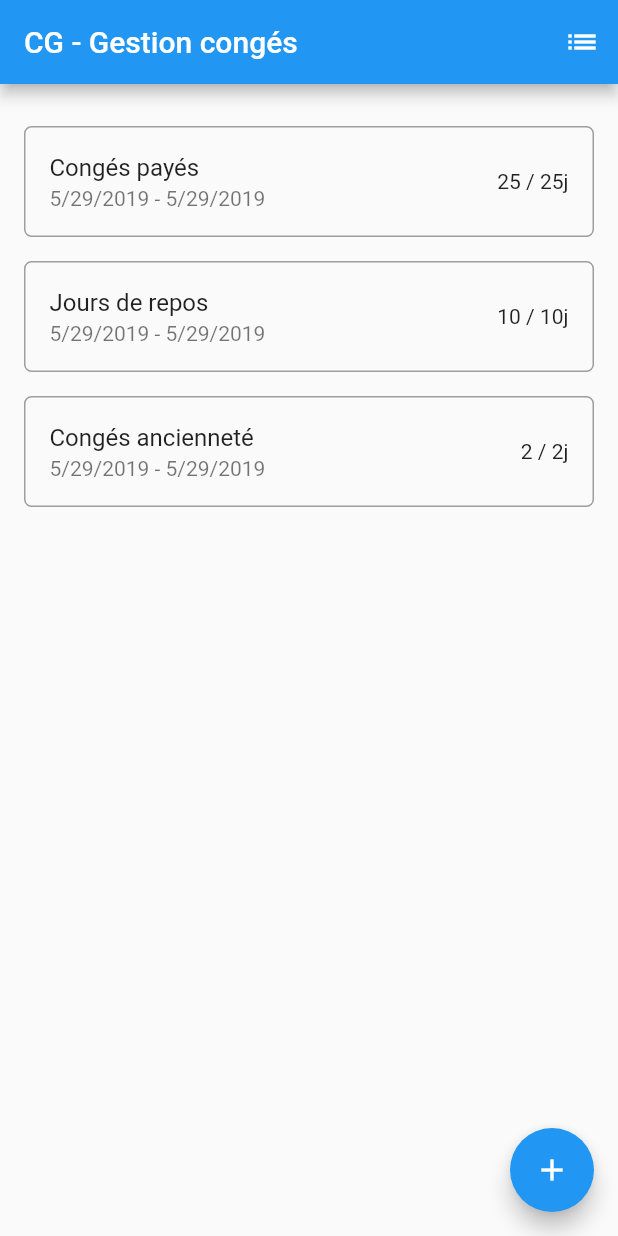
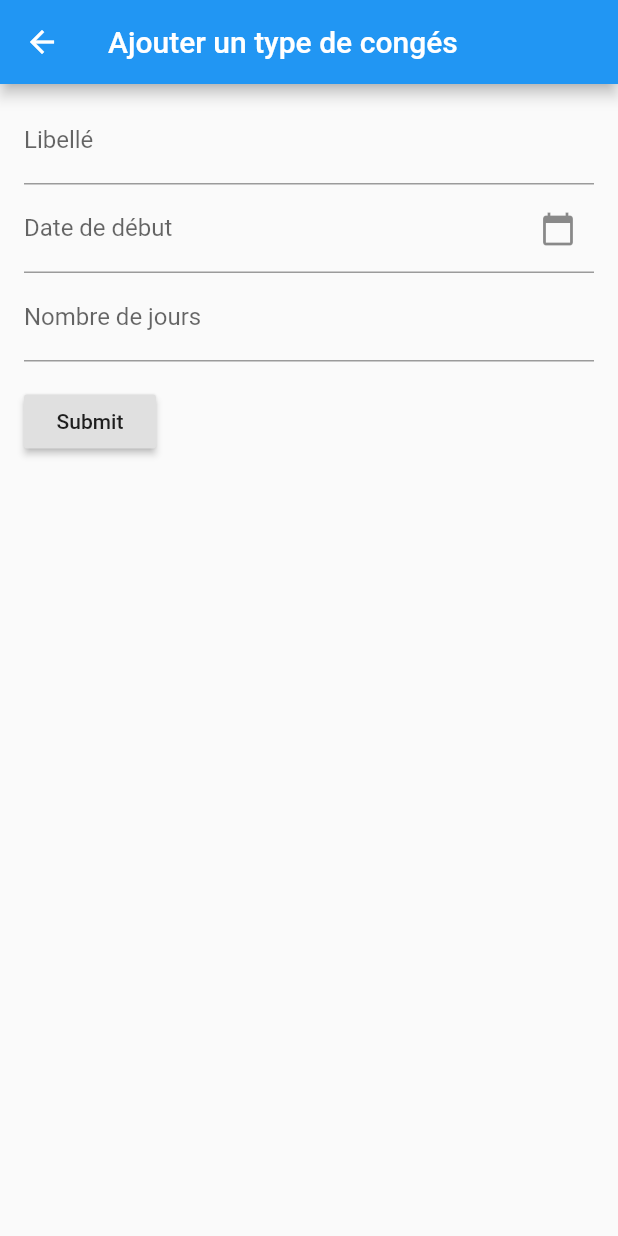
Before and after one commit to srigot/CG, a Flutter app: the screen it shows after launch, after a tap on the "add" icon, on a phone screen of 412 x 824 dp. Run offline on Flutter 3.47's test engine with Material 2 defaults, Android fonts, the phone set to English and light mode, and no system bars.

Commit message:
Initialisation formulaire et ajout internationaliz

```diff
--- /dev/null
+++ b/lib/form_types_page.dart
@@ -0,0 +1,125 @@
+import 'package:flutter/material.dart';
+import 'package:intl/intl.dart';
+
+
+class FormTypesPages extends StatefulWidget {
+  FormTypesPages({Key key, this.title}) : super(key: key);
+
+  // This widget is the home page of your application. It is stateful, meaning
+  // that it has a State object (defined below) that contains fields that affect
+  // how it looks.
+
+  // This class is the configuration for the state. It holds the values (in this
+  // case the title) provided by the parent (in this case the App widget) and
+  // used by the build method of the State. Fields in a Widget subclass are
+  // always marked "final".
+
+  final String title;
+
+  @override
+  _MyHomePageState createState() => _MyHomePageState();
+}
+
+class _MyHomePageState extends State<FormTypesPages> {
+  final _formKey = GlobalKey<FormState>();
+  final TextEditingController _controller = new TextEditingController();
+
+  Future _selectDate(String initalDateString) async {
+    DateTime now = new DateTime.now();
+    DateTime initialDate = convertToDate(initalDateString) ?? now;
+    DateTime picked = await showDatePicker(
+        context: context,
+        initialDate: initialDate,
+        firstDate: new DateTime(2016),
+        lastDate: new DateTime(2030)
+    );
+    if (picked != null) setState(() => _controller.text = new DateFormat.yMd().format(picked));
+  }
+
+  DateTime convertToDate(String input) {
+    try {
+      DateTime d = new DateFormat.yMd().parseStrict(input);
+      return d ;
+    } catch (e) {
+      return null ;
+    }
+  }
+
+  @override
+  Widget build(BuildContext context) {
+    return Scaffold(
+      appBar: AppBar(
+        title: Text('Ajouter un type de congés'),
+      ),
+      body: _buildBody(context),
+//      floatingActionButton: FloatingActionButton(
+//        onPressed: _addTypeConge,
+//        tooltip: 'Ajouter',
+//        child: Icon(Icons.add),
+//      ), // This trailing comma makes auto-formatting nicer for build methods.
+    );
+  }
+
+  Widget _buildBody(BuildContext context) {
+    return Form(
+      key: _formKey,
+      child: Padding(
+        padding: const EdgeInsets.symmetric(horizontal: 16.0, vertical: 8.0),
+        child: Column(
+          crossAxisAlignment: CrossAxisAlignment.start,
+          children: <Widget>[
+            TextFormField(
+              decoration: const InputDecoration(
+
+                labelText: 'Libellé',
+              ),
+              validator: (value) {
+                if (value.isEmpty) {
+                  return 'Merci de saisir une valeur';
+                }
+              },
+            ),
+            TextFormField(
+              decoration: InputDecoration(
+                labelText: 'Date de début',
+                suffixIcon: IconButton(
+                  icon: Icon(Icons.calendar_today),
+                  onPressed: () => _selectDate(_controller.text),
+                ),
+              ),
+              controller: _controller,
+              keyboardType: TextInputType.datetime,
+              validator: (value) {
+                if (value.isEmpty) {
+                  return 'Merci de saisir une valeur';
+                }
+              },
+            ),
+            TextFormField(
+              decoration: const InputDecoration(
+                labelText: 'Nombre de jours',
+              ),
+              keyboardType: TextInputType.number,
+              validator: (value) {
+                if (value.isEmpty) {
+                  return 'Merci de saisir une valeur';
+                }
+              },
+            ),
+            Padding(
+              padding: const EdgeInsets.symmetric(vertical: 16.0),
+              child: RaisedButton(
+                onPressed: () {
+                  if (_formKey.currentState.validate()) {
+                    Navigator.pop(context);
+                  }
+                },
+                child: Text('Submit'),
+              ),
+            ),
+          ],
+        ),
+      ),
+    );
+  }
+}
--- a/lib/liste_types_page.dart
+++ b/lib/liste_types_page.dart
@@ -1,5 +1,6 @@
 import 'package:flutter/material.dart';
 import 'model/type_conge.dart';
+import 'form_types_page.dart';
 import 'package:intl/intl.dart';
 
 final dummyList = [
@@ -9,18 +10,7 @@ final dummyList = [
 ];
 
 class ListTypesPages extends StatefulWidget {
-  ListTypesPages({Key key, this.title}) : super(key: key);
-
-  // This widget is the home page of your application. It is stateful, meaning
-  // that it has a State object (defined below) that contains fields that affect
-  // how it looks.
-
-  // This class is the configuration for the state. It holds the values (in this
-  // case the title) provided by the parent (in this case the App widget) and
-  // used by the build method of the State. Fields in a Widget subclass are
-  // always marked "final".
-
-  final String title;
+  ListTypesPages({Key key}) : super(key: key);
 
   @override
   _MyHomePageState createState() => _MyHomePageState();
@@ -28,7 +18,11 @@ class ListTypesPages extends StatefulWidget {
 
 class _MyHomePageState extends State<ListTypesPages> {
   _addTypeConge() {
-
+    Navigator.of(context).push(
+      MaterialPageRoute<void>(
+        builder: (context) => FormTypesPages()
+      )
+    );
   }
 
   void _more() {
@@ -65,7 +59,7 @@ class _MyHomePageState extends State<ListTypesPages> {
   }
 
   Widget _buildListItem(BuildContext context, Map data) {
-    DateFormat df = new DateFormat().add_yMd();
+    DateFormat df = new DateFormat.yMd();
     final typeConges = TypeConge.fromMap(data) ;
     return Padding(
       key: ValueKey(typeConges.nom),
--- a/lib/main.dart
+++ b/lib/main.dart
@@ -1,5 +1,6 @@
 import 'package:flutter/material.dart';
 import 'liste_types_page.dart';
+import 'package:flutter_localizations/flutter_localizations.dart';
 
 void main() => runApp(MyApp());
 
@@ -8,7 +9,14 @@ class MyApp extends StatelessWidget {
   @override
   Widget build(BuildContext context) {
     return MaterialApp(
-      title: 'Flutter Demo',
+      localizationsDelegates: [
+        GlobalMaterialLocalizations.delegate,
+        GlobalWidgetsLocalizations.delegate,
+      ],
+      supportedLocales: [
+        const Locale('fr'),
+      ],
+      title: 'CG',
       theme: ThemeData(
         // This is the theme of your application.
         //
@@ -21,7 +29,7 @@ class MyApp extends StatelessWidget {
         // is not restarted.
         primarySwatch: Colors.blue,
       ),
-      home: ListTypesPages(title: 'Flutter Demo Home Page'),
+      home: ListTypesPages(),
     );
   }
 }
--- a/lib/model/conge.dart
+++ b/lib/model/conge.dart
@@ -1,5 +1,5 @@
 class Conge {
-  final DateTime dateDebut;
-  final DateTime dateFin;
-  final List<AssoTypeConges> joursPris;
+  final DateTime dateDebut = DateTime.now();
+  final DateTime dateFin = DateTime.now();
+//  final List<AssoTypeConges> joursPris = [];
 }
--- a/pubspec.yaml
+++ b/pubspec.yaml
@@ -18,6 +18,9 @@ environment:
 
 dependencies:
   flutter:
+    sdk: flutter
+
+  flutter_localizations:
     sdk: flutter
 
   # The following adds the Cupertino Icons font to your application.
```
Also changed, not shown: pubspec.lock.
